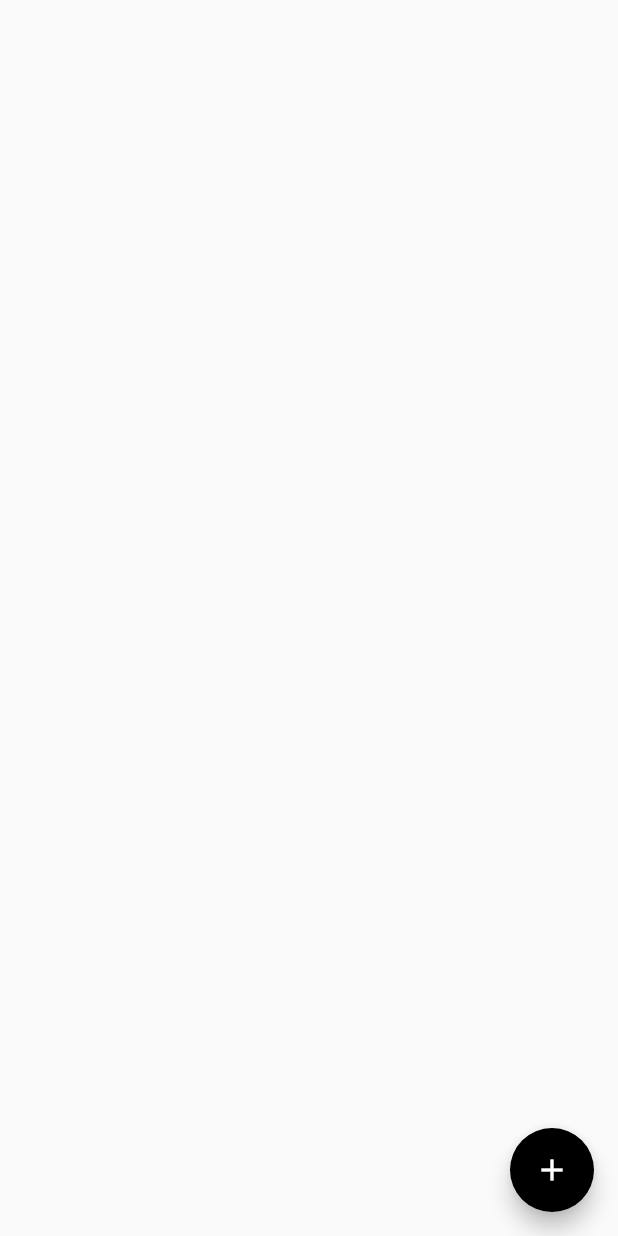
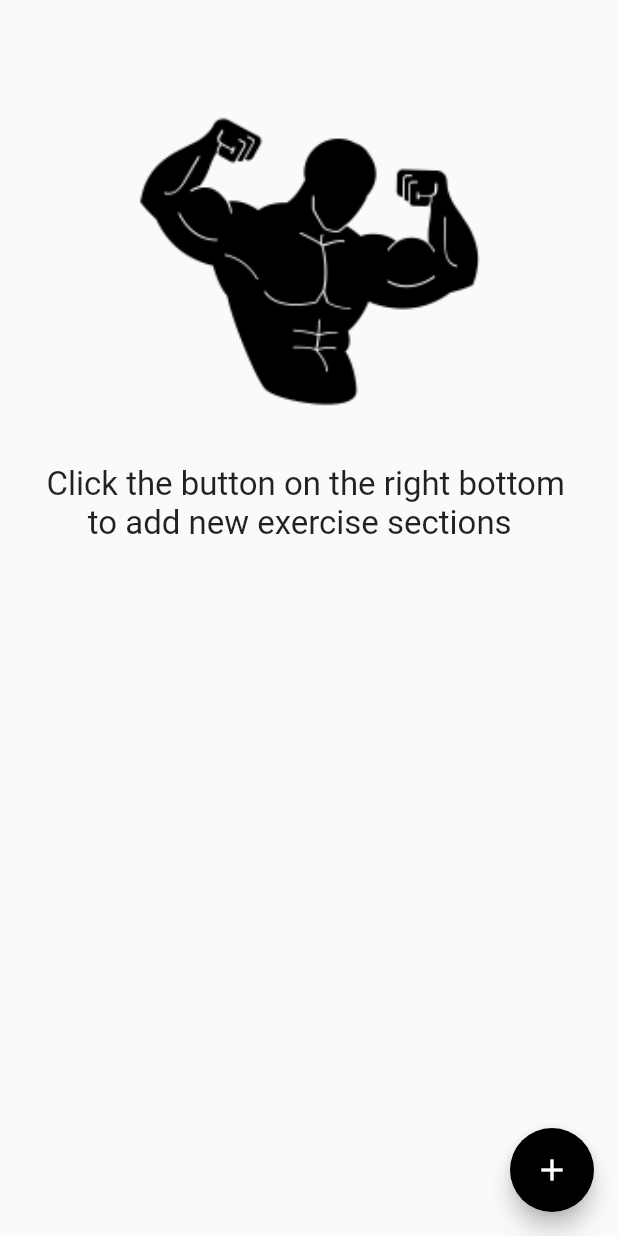
Before and after one commit to pawelfloryan/pocket-gym-trainer, a Flutter app: the ExercisePage screen opened directly, on a phone screen of 412 x 824 dp. Run offline on Flutter 3.47's test engine with Material 2 defaults, Android fonts, the phone set to English and light mode, and no system bars; our stand-ins replace image_picker.

Commit message:
Added pictures + minor changes

```diff
--- a/lib/exercise_page.dart
+++ b/lib/exercise_page.dart
@@ -21,10 +21,41 @@ class _ExercisePageState extends State<ExercisePage> {
           return Center(
             child: Column(
               children: <Widget>[
-                Expanded(
+                _count > 0
+                    ? Expanded(
                         child: ListView(
                           scrollDirection: Axis.vertical,
                           children: newSection,
+                        ),
+                      )
+                    : Container(
+                        margin: const EdgeInsets.only(
+                            left: 0, top: 50, right: 0, bottom: 0),
+                        child: Column(
+                          children: [
+                            Image.asset(
+                              "images/bodybuilder.png",
+                              scale: 0.8,
+                            ),
+                            Container(
+                              margin: const EdgeInsets.only(
+                            left: 20, top: 10, right: 0, bottom: 0),
+                              width: 370,
+                              child: const Text(
+                                  "Click the button on the right bottom",
+                                  style: TextStyle(fontSize: 22),
+                              ),
+                            ),
+                            Container(
+                              margin: const EdgeInsets.only(
+                            left: 55, top: 0, right: 0, bottom: 0),
+                              width: 350,
+                              child: const Text(
+                                  "to add new exercise sections",
+                                  style: TextStyle(fontSize: 22),
+                              ),
+                            ),
+                          ],
                         ),
                       ),
               ],
@@ -66,9 +97,7 @@ class _NewSection extends State<NewSection> {
       height: 110,
       margin: const EdgeInsets.only(left: 20, top: 10, right: 20, bottom: 0),
       child: ElevatedButton(
-        style: ElevatedButton.styleFrom(
-          backgroundColor: Colors.black
-        ),
+        style: ElevatedButton.styleFrom(backgroundColor: Colors.black),
         onPressed: () {
           Navigator.of(context).push(
             MaterialPageRoute(
@@ -78,36 +107,28 @@ class _NewSection extends State<NewSection> {
             ),
           );
         },
-        child: notClicked == true ? Visibility(
+        child: notClicked == true
+            ? Visibility(
                 visible: notClicked,
                 child: Container(
-            margin: const EdgeInsets.only(left: 0, right: 0, top: 5, bottom: 5),
+                  margin: const EdgeInsets.only(
+                      left: 0, right: 0, top: 21, bottom: 5),
                   child: Column(
                     children: [
-                TextField(
+                      Container(
+                        decoration: BoxDecoration(
+                            border: Border.all(color: Colors.white)),
+                        child: TextField(
                           style: const TextStyle(
                             color: Colors.white,
                           ),
                           controller: _textController,
                           decoration: InputDecoration(
-                    hintText: 'The name of new section',
+                            hintText: 'Name of a new section',
                             hintStyle: TextStyle(color: Colors.grey),
                             border: OutlineInputBorder(),
                             suffixIcon: IconButton(
                               color: Colors.white,
-                      onPressed: () {
-                        _textController.clear();
-                      },
-                      icon: Icon((Icons.clear)),
-                    ),
-                  ),
-                ),
-                Container(
-                  margin: const EdgeInsets.only(left: 0, right: 0, top: 5, bottom: 5),
-                  child: ElevatedButton(
-                    style: ElevatedButton.styleFrom(
-                      backgroundColor: Colors.grey[900]
-                    ),
                               onPressed: () {
                                 userPost = _textController.text;
                                 setState(() {
@@ -115,13 +136,16 @@ class _NewSection extends State<NewSection> {
                                 });
                                 debugPrint("$userPost");
                               },
-                    child: Text("SUBMIT")
+                              icon: Icon((Icons.done)),
+                            ),
+                          ),
                         ),
                       ),
                     ],
                   ),
                 ),
-        ) : Text(
+              )
+            : Text(
                 userPost,
                 style: TextStyle(fontSize: 70),
               ),
@@ -129,3 +153,19 @@ class _NewSection extends State<NewSection> {
     );
   }
 }
+
+/*
+Container(
+                        margin: const EdgeInsets.only(
+                            left: 0, top: 50, right: 0, bottom: 0),
+                        child: Column(
+                          children: [
+                            Image.asset(
+                              "images/bodybuilder.png",
+                              scale: 0.8,
+                            ),
+                            Text("Click button on the left to add new exercise sections")
+                          ],
+                        ),
+                      ),
+                      */
```
Also changed, not shown: lib/exercises_page.dart (+93 -20 lines), pubspec.yaml (+3 -9 lines), images/bodybuilder.png (added), images/exercise.png (added). Lines whose indentation alone changed are shown as unchanged.
